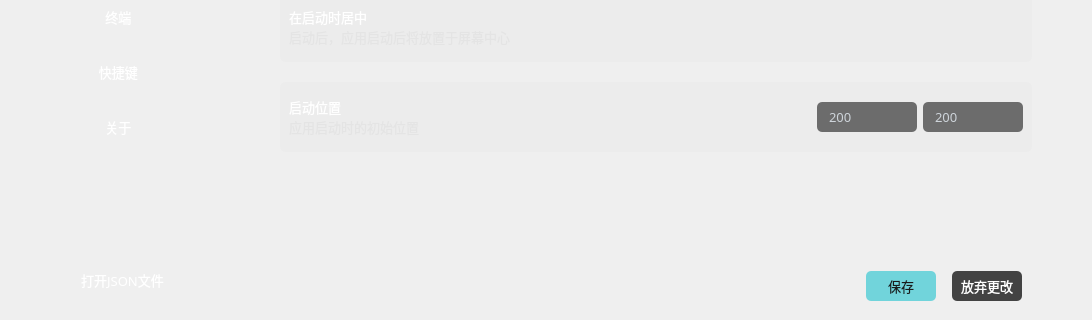
First picture: the form in source/settingwidget.ui, repository HuaGouFdog/Fdog-Kit, before the edit; both pictures show x 0 to 1092 and y 348 to 668 of the 1092 by 668 pixel window.
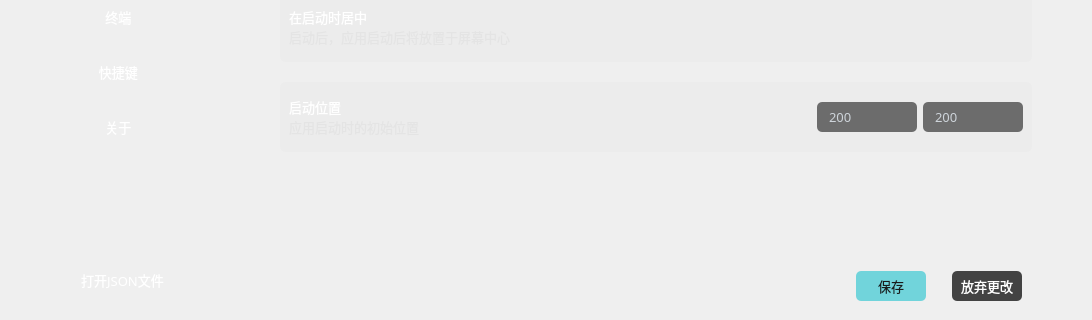
Second picture: the form after the edit. Icons and pictures are not drawn.

The edit to the form file:
```diff
--- a/source/settingwidget.ui
+++ b/source/settingwidget.ui
@@ -9249,7 +9249,7 @@
               </property>
               <property name="sizeHint" stdset="0">
                <size>
-                <width>612</width>
+                <width>602</width>
                 <height>20</height>
                </size>
               </property>
@@ -9302,7 +9302,7 @@
               </property>
               <property name="sizeHint" stdset="0">
                <size>
-                <width>10</width>
+                <width>20</width>
                 <height>20</height>
                </size>
               </property>
```
